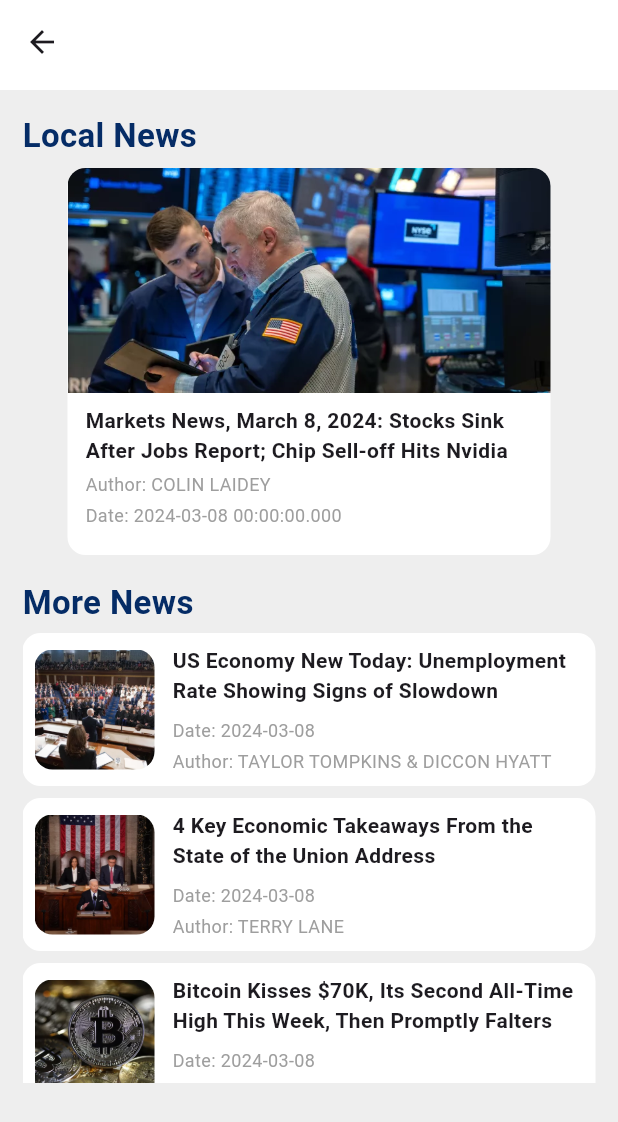
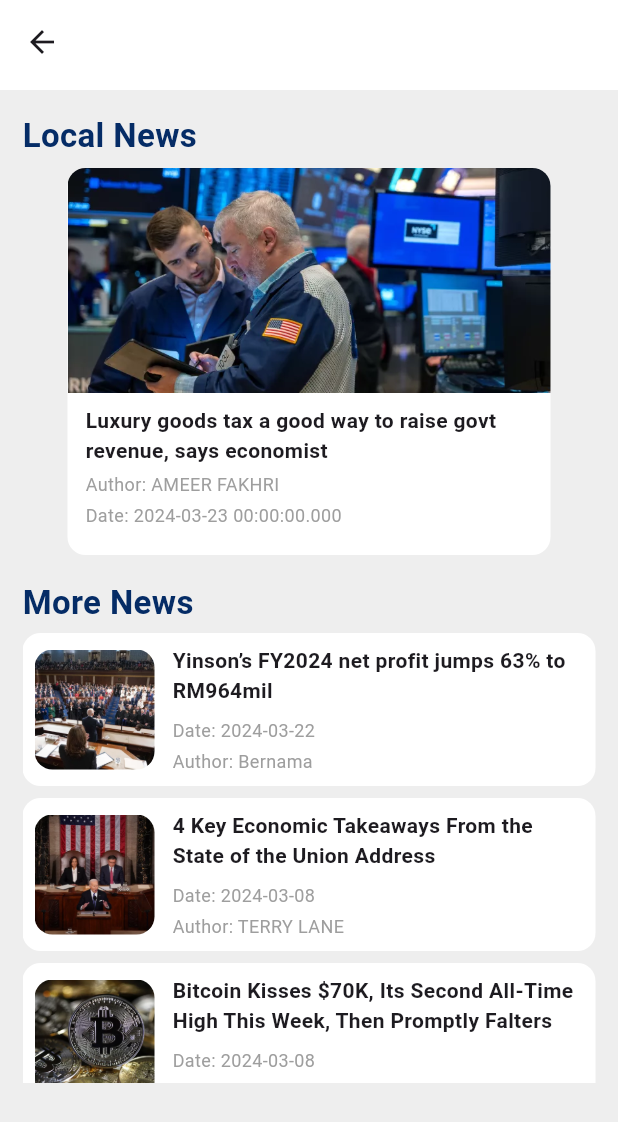
Before and after one commit to alpha031117/Finwise, a Flutter app: the HomeScreen screen opened directly, after a tap on "Local", on a phone screen of 412 x 824 dp. Shown: the top 1122 px of the screen. Run offline on Flutter 3.47's test engine with Material 3 defaults, Android fonts, the phone set to English and light mode, and no system bars; our stand-ins replace audioplayers, bloc, carousel_slider, equatable, fl_chart, flutter_bloc and 5 more.

Commit message:
update status the data for the first 6 has been change

```diff
--- a/lib/data/local_screen_news_data.dart
+++ b/lib/data/local_screen_news_data.dart
@@ -4,22 +4,22 @@ class LocalNewsDatabase {
   static List<LocalNews> localnews = [
     LocalNews(
         title:
-            'Markets News, March 8, 2024: Stocks Sink After Jobs Report; Chip Sell-off Hits Nvidia',
-        date: DateTime(2024, 03, 08),
-        author: 'COLIN LAIDEY',
-        type: 'Market',
+            'Luxury goods tax a good way to raise govt revenue, says economist',
+        date: DateTime(2024, 03, 23),
+        author: 'AMEER FAKHRI',
+        type: 'Business',
         isBookMarked: false,
-        com: 'Slabdsgn',
+        com: 'FMT',
         text:
-            'Stocks went on a rollercoaster ride Friday, ultimately closing lower after a closely watched jobs report contained some evidence the labor market cooled in February.',
+            'An economist has described a tax on luxury goods, expected to be implemented on May 1, as an effective way to expand the government’s tax base without burdening the majority of the population, especially the B40 lower-income group.',
         text2:
-            'The Nasdaq Composite tumbled 1.2% Friday to finish the week down the same amount. The S&P 500 slid 0.7% and lost 0.3% over the week. The Dow Jones Industrial Average slipped 0.2% to end the week 0.9% lower.',
+            'Lai Wei Sieng of Universiti Kebangsaan Malaysia said those who would purchase luxury goods were high-income earners, namely some of those in the middle-income M40 group and a majority of the high-income T20.',
         text3:
-            "The U.S. added 275,000 jobs in February, more than the 198,000 economists were expecting, according to data from the Labor Department.There were, however, signs the labor market was cooling. The unemployment rate ticked up 0.2 percentage points to 3.9%, while average hourly wage growth slowed from the month. And January's print of 353,000 new jobs was revised down to 229,000.",
+            "Earlier this week, the finance ministry said it was finalising several policies related to the high-value goods tax, including the type of items which would be levied. The ministry is also looking at the price threshold that would determine what is a high value item.",
         text4:
-            'Treasury yields bounced around following the report. The yield on the 10-year and 2-year notes dropped as low as 4.04% and 4.42%, respectively, before climbing back up to their pre-report levels.',
+            'The luxury tax is expected to apply on items such as jewellery and watches that exceeded a certain price threshold. It is expected to earn the government RM700 million annually.',
         text5:
-            'Costco (COST) shares fell after it reported slower sales growth than analysts had been expecting in its 2024 fiscal second quarter.',
+            'Lai also said the proposed rate of between 5% and 10% was reasonable, when compared to other countries like China and Indonesia.China’s luxury tax is reported to be between 30% and 40% on imported high-end goods, with the Chinese government considering lowering it by 10%. In Indonesia, the tax ranges from 10% to 95%.',
         imagePath: 'assets/marketnews.jpg',
         followers: 3000,
         following: 5500,
@@ -33,22 +33,22 @@ class LocalNewsDatabase {
           'False': false,
         }),
     LocalNews(
-        title: 'Rivan Stock Soars 13% as EV Maker Introduces Three New Models',
-        date: DateTime(2024, 03, 07),
-        author: 'BILL MCCOLL',
-        type: 'Companies',
+        title: '75% of adults prefer original streaming content over remakes',
+        date: DateTime(2024, 03, 23),
+        author: 'ETX Daily Up',
+        type: 'lifestyle',
         isBookMarked: false,
-        com: 'Slabdsgn',
+        com: 'FMT',
         text:
-            'Rivian Automotive (RIVN) shares jumped 13% Thursday as the electric vehicle (EV) maker introduced three new models to go along with its RT1 truck and RS1 SUV, as well as its EDV delivery van initially designed for Amazon (AMZN).',
+            'As a result of watching the same stories getting played out over and over again on both the small and big screen, young people are getting bored.',
         text2:
-            "The company’s new R2 is a mid-sized SUV, priced to start at about \$45,000'. The R3 is a mid-sized crossover, and the RX3 is what Rivan called “a performance variant” of the R3. It added that the R3 would cost less than the R2.",
+            "Some 74% of Generation Z (aged 18-26) and millennials (aged 27-42) said they prefer to watch original streaming content, not franchises or remakes of old movies or television shows, according to US streaming platform Tubi’s new report, “The Stream 2024”.",
         text3:
-            "Rivian said that both the R2 and R3 will feature two battery sizes. The larger will give the vehicles a range of more than 300 miles on a single charge and allow them to go from 0 to 60 miles per hour in 3 seconds. It didn’t give details on the smaller version.",
+            "“Viewers are increasingly seeking fresh and innovative ideas that push the boundaries of what’s possible instead of rehashed versions of existing stories,” the study notes.",
         text4:
-            "Founder and CEO RJ Scaringe said the new models are “distinctly Rivian in terms of performance, capability, and usability, yet with pricing that makes them accessible to a lot of people.” ",
+            "These younger audience members want to see more content from “independent and small-time creators” and not necessarily big Hollywood machines (71%). “Most (64%) enjoy watching content from smaller creators because they feel they’re supporting the creators directly,” the report adds.",
         text5:
-            "The company noted that the R2 can be reserved in the U.S. right now for a \$100 deposit, with delivery expected in the first half of 2026. The R3 and R3X deliveries will come after that to ensure a smooth launch and rapid ramp of R2. All of Rivian’s vehicles are set to be available internationally following their North American launch. ",
+            "Furthermore, nearly three quarters of them want to see characters like them (73%), that reflect their identity, while featuring “different identities and backgrounds” (74%).",
         imagePath: 'assets/rivan.jpg',
         followers: 3000,
         following: 5500,
@@ -62,22 +62,22 @@ class LocalNewsDatabase {
           'False': false,
         }),
     LocalNews(
-        title: "Ahead of Oracle's Earnings Report Monday",
-        date: DateTime(2024, 03, 08),
-        author: 'NAOMI BUCHANAN',
-        type: 'Earnings',
+        title: "Ringgit closes lower on mild profit-taking",
+        date: DateTime(2024, 06, 21),
+        author: 'Bernama',
+        type: 'Business',
         isBookMarked: false,
-        com: 'Slabdsgn',
+        com: 'FMT',
         text:
-            "Oracle (ORCL) is set to announce its third-quarter earnings for the 2024 fiscal year after the closing bell on Monday, March 11, which will show how the company's cloud revenue is faring and could offer insight into its data center expansion to meet demand amid the artificial intelligence (AI) boom.",
+            "The ringgit depreciated against the US dollar at the close today on mild profit-taking following recent gains, said an analyst.",
         text2:
-            "Analysts project Oracle's revenue to come in at \$13.28 billion for the third quarter of fiscal 2024, up from the previous quarter and year-ago period, according to estimates compiled by Visible Alpha.",
+            "Bank Muamalat Malaysia Bhd chief economist Afzanizam Abdul Rashid said the weaker ringgit was attributed to the People’s Bank of China’s lower daily fixing of the yuan, among other factors.",
         text3:
-            "Net income is expected to be \$3.87 billion, an increase from \$3.38 billion in the fiscal third quarter of 2023, while diluted earnings per share (EPS) are projected at \$1.37, compared to \$1.22 in the same period a year earlier.",
+            "“In a grand scheme of things, the US dollar stands out,” he told Bernama.At 6pm, the ringgit fell to 4.7340/4.7390 against the greenback from yesterday’s close of 4.7140/4.7170.At the close, the ringgit was traded mostly higher against a basket of major currencies.",
         text4:
-            "When Oracle reported results for the previous quarter in December, shares fell after the company missed cloud growth expectations. Cloud revenue came in at \$4.8 billion for the second quarter of fiscal 2024, representing an increase of 25% from the same period a year earlier, but a slowdown from 30% year-over-year growth in the fiscal first quarter.",
+            "It appreciated against the euro to 5.1203/5.1257 from 5.1444/5.1477 yesterday and also against the British pound to 5.9582/5.9645 from 6.0202/6.0241.However, it depreciated vis-a-vis the Japanese yen to 3.1223/3.1258 from 3.1200/3.1222.",
         text5:
-            'racle previously announced that the company is expanding 66 of its existing cloud data centers and building 100 cloud data centers, which drew attention to operating margins due to increased capital expenditures.Oracle shares have gained about 8.5% since the start of 2024 and more than 32% over the past year.',
+            'Meanwhile, the ringgit traded higher against other Asean currencies, except for the Philippine peso which was flat at 8.41/8.42.',
         imagePath: 'assets/oracle.jpg',
         followers: 3000,
         following: 5500,
@@ -92,22 +92,22 @@ class LocalNewsDatabase {
         }),
     LocalNews(
         title:
-            'Top CD Rates Today: Lock in 5.00% or Better Until 2025, 2026, or Even 2027',
-        date: DateTime(2024, 03, 08),
-        author: 'SABRINA KARL',
-        type: 'CD Rates',
+            "Rafizi to clarify issues surrounding Padu registration during next week's Cabinet meeting",
+        date: DateTime(2024, 03, 23),
+        author: 'Bernama',
+        type: 'Business',
         isBookMarked: false,
-        com: 'Slabdsgn',
+        com: 'Straits Times',
         text:
-            'Stocks went on a rollercoaster ride Friday, ultimately closing lower after a closely watched jobs report contained some evidence the labor market cooled in February.Certificate of deposit (CD) rates have softened since climbing to a record high of 6.50% in October, with the number of CDs in our daily ranking that pay a least 5.50% APY now down to 10. At the start of February, the count was 30.',
+            'Economy Minister Rafizi Ramli has been asked to clarify issues surrounding the Central Database Hub (Padu) registration during the Cabinet meeting next.',
         text2:
-            'Still, the top yield in each term held its ground today—including the reigning rate champion, Andrews Federal Credit Union. Its 5.75% APY offer for 6 months has been available for almost six weeks.',
+            'The matter was confirmed by Prime Minister Datuk Seri Anwar Ibrahim today.Earlier today in Shah Alam, Rafizi said the government has no plans to extend the March 31 deadline for the Padu registration.',
         text3:
-            "If you'd like to stretch your rate guarantee further into the future, you can earn up to 5.50% for a year, 5.35% for 18 months, or 5.27% APY as long as 2 years. You can even score a rate of 5.00% APY on 30 to 36 months. Beyond that, the 4-year and 5-year CD terms offer top rates in the mid-4% range.",
+            "Extending the deadline, said Rafizi, would delay the government's implementation of planned subsidy restructuring and targeted subsidies.",
         text4:
-            "While rates have been gradually sliding since November, don't lose sight of how high CD returns still are relative to the past 20 years.",
+            "Meanwhile, during the state-level Madani breaking of fast event here, Anwar said he wanted Muslims in the country not to treat Ramadan as any other month but as a special month for them to increase their acts of worship.",
         text5:
-            "Also keep in mind that snagging the highest APY isn't the only way to win with today's CDs. Since CD rates could fall much further in 2024 and 2025, locking in a rate soon that's guaranteed for a year or more down the road could be a smart move.",
+            "He said the Quran was revealed in Ramadan as guidance for humanity, adding that Muslims should understand, appreciate, and practice the teachings of the Holy Book in their daily lives.",
         imagePath: 'assets/cds.jpg',
         followers: 3000,
         following: 5500,
@@ -121,22 +121,22 @@ class LocalNewsDatabase {
           'False': false,
         }),
     LocalNews(
-        title: '30-Year Mortgage Rates Fall to 3-week Low',
-        date: DateTime(2024, 03, 08),
-        author: 'SABRINA KARL',
+        title: 'BNM’s international reserves drop to US\$113.4bil as at March 15',
+        date: DateTime(2024, 03, 22),
+        author: 'Bernama',
         type: 'Mortage Rates',
         isBookMarked: false,
-        com: 'Slabdsgn',
+        com: 'FMT',
         text:
-            'With a third day of declines, the 30-year mortgage average dropped Wednesday to 7.21%, its cheapest level since early February. Rates also fell across almost every new purchase and refi loan type.',
+            'Bank Negara Malaysia’s (BNM) international reserves dropped to US\$113.4 billion (RM537.44 billion) as at March 15 compared with US\$114.3 billion (RM541.70 billion) as at Feb 29.',
         text2:
-            "Rates vary widely across lenders, so it's always smart to shop around for your best mortgage option and compare rates regularly, no matter the type of home loan you're seeking.",
+            "The central bank said the reserves position was sufficient to finance 5.4 months of imports of goods and services and was one time the total short-term external debt.",
         text3:
-            "After shooting up two weeks ago to 7.48%—the most expensive level in almost three months—30-year new purchase rates have come down considerably. Wednesday saw the flagship average sink 10 basis points, after 7 basis points the previous two days. That pushes the average down to 7.21%—its lowest mark since Feb. 12.",
+            "The main components of the reserves were foreign currency reserves which stood at US\$100.8 billion (RM477.55 billion), followed by International Monetary Fund reserves at US\$1.4 billion (RM 6.63 billion), special drawing rights (SDRs) at US\$5.8 billion (RM 27.47 billion), gold at US\$2.6 billion (RM12.31 billion) and other reserve assets at US\$2.8 billion (RM13.26 billion).",
         text4:
-            'Given that 30-year rates dipped into 6% territory at the start of February, the current average is still a bit elevated. But the recent trajectory has been downward. Also, rates are notably cheaper than October, when the 30-year average notched a historic 23-year peak of 8.45%.',
+            'Total assets stood at RM620.64 billion comprising gold, foreign exchange, and other reserves, including SDRs (RM520.34 billion), Malaysian government papers (RM13 billion), deposits with financial institutions (RM2.44 billion), loans and advances (RM24.55 billion), land and buildings (RM4.13 billion), and other assets (RM56.19 billion).',
         text5:
-            "Rates on 15-year new purchase loans fell 7 basis points Wednesday, to a 6.61% average. That's also a low point since Feb. 12—but is still about a half percentage point pricier than we saw just before the new year, when 15-year rates sank to a seven-month low of 6.10%. Last October, however, 15-year rates soared to a 7.59% peak—their highest level since 2000.",
+            "BNM said capital and liabilities comprised paid-up capital (RM100 million), reserves (RM189.39 billion), currency in circulation (RM168.01 billion), deposits by financial institutions (RM150.93 billion), federal government deposits (RM9.05 billion) and other deposits (RM39.89 billion), Bank Negara papers (RM29.8 billion), SDRs allocation (RM29.74 billion), and other liabilities (RM3.73 billion).",
         imagePath: 'assets/mortage.jpg',
         followers: 3000,
         following: 5500,
@@ -151,22 +151,22 @@ class LocalNewsDatabase {
         }),
     LocalNews(
         title:
-            'US Economy New Today: Unemployment Rate Showing Signs of Slowdown',
-        date: DateTime(2024, 03, 08),
-        author: 'TAYLOR TOMPKINS & DICCON HYATT',
+            'Yinson’s FY2024 net profit jumps 63% to RM964mil',
+        date: DateTime(2024, 03, 22),
+        author: 'Bernama',
         type: 'Economy',
         isBookMarked: false,
-        com: 'Slabdsgn',
+        com: 'FMT',
         text:
-            'A widely-watched measure of consumer sentiment fell slightly in February, headed south but doing little to reverse the recent trend of growing optimism about the economy as inflation cools.',
+            'Yinson Holdings Bhd’s net profit soared 63.6% to RM964 million in the financial year ended Jan 31, 2024 (FY 2024), compared with RM589 million in the previous year.',
         text2:
-            'The University of Michigan’s Index of Consumer Sentiment fell to 76.9 in February from 79 in January, the university said Friday. That’s moving in the other direction than a preliminary survey suggested in mid-February and is eight points below the index’s historical average.',
+            'Revenue for the year under review surged 84% to RM11.65 billion from RM6.32 billion a year ago.',
         text3:
-            "“Consumers perceived few changes in the state of the economy since the start of the new year, and they appear to be assured that inflation will continue on a favorable trajectory,” the university’s surveys of consumers director Joanne Hsu said in a blog post about the data.",
+            "In a Bursa Malaysia filing today, the energy infrastructure and technology company said the increase in profit was mainly due to the higher contribution from the group’s engineering, procurement, construction, installation, and commissioning (EPCIC) business activities.",
         text4:
-            'The index is based on a poll of U.S. households asking people how they feel about the economy and their own finances. Economists watch consumer sentiment measures to gauge how willing people are to spend money—a key bit of information considering consumer spending is the main engine of economic growth.',
+            'Additionally, Yinson said there was a fresh contribution from floating production storage and offloading (FPSO) Anna Nery’s operations since the first oil was achieved on May 7, 2023.',
         text5:
-            'Consumer sentiment plunged in 2022 as inflation surged out of control, but has rebounded in recent months as consumer price increases have slowed.',
+            'It said that for the fourth quarter (Q4) ended Jan 31, 2024, net profit rose to RM278 million from RM171 million from the previous corresponding period, while revenue stood at RM2.7 billion versus RM1.96 billion.',
         imagePath: 'assets/economy.jpg',
         followers: 3000,
         following: 5500,
```
